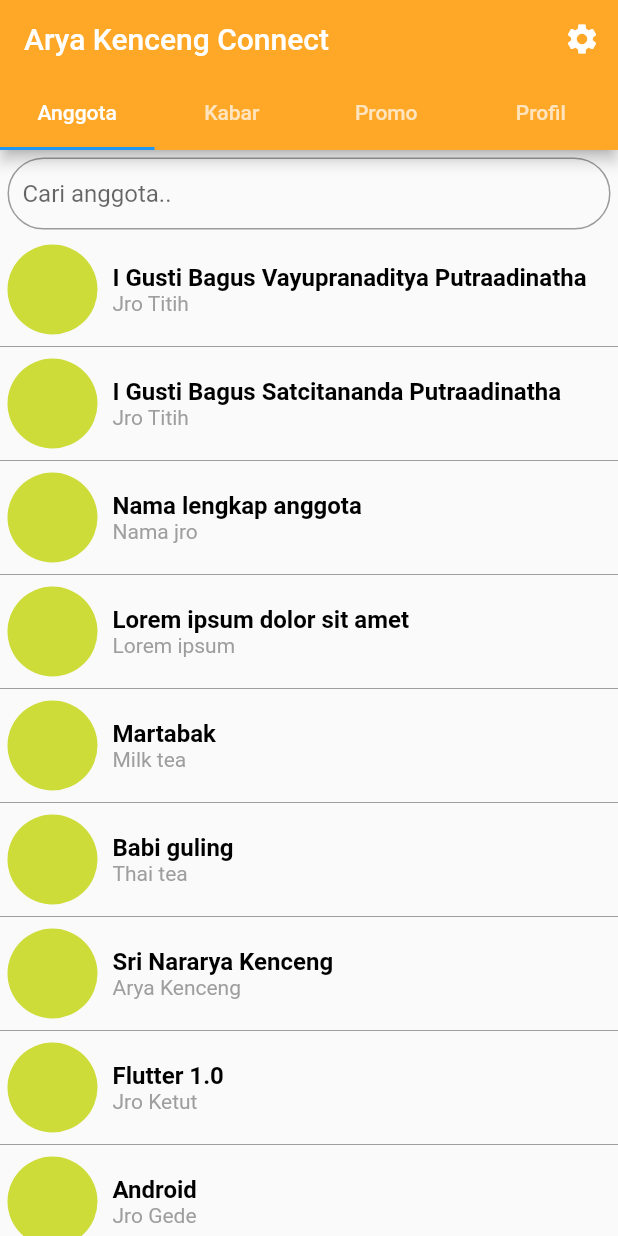
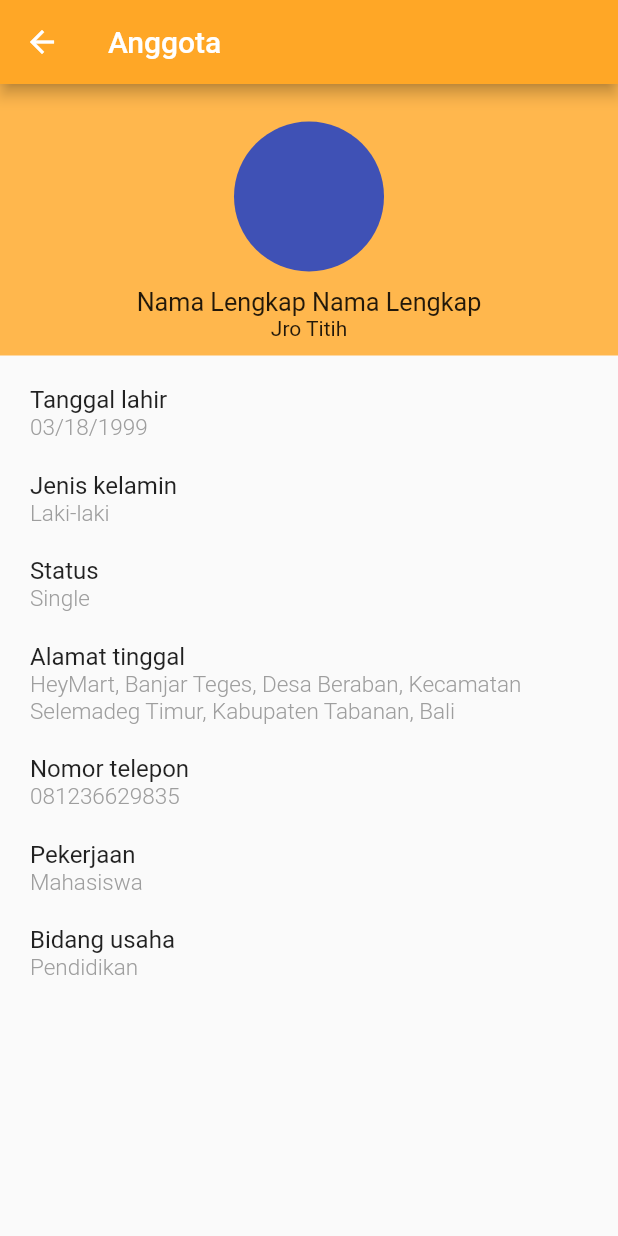
Before and after one commit to vayupranaditya/arya-kenceng-member, a Flutter app: the screen it shows after launch, after a tap on "I Gusti Bagus Vayupranaditya Putraadinat", on a phone screen of 412 x 824 dp. Run offline on Flutter 3.47's test engine with Material 2 defaults, Android fonts, the phone set to English and light mode, and no system bars; drawn by our look-alikes of auto_size_text; network calls fail.

Commit message:
member detail done

```diff
--- a/lib/layout/homeMember.dart
+++ b/lib/layout/homeMember.dart
@@ -1,5 +1,5 @@
 import 'package:flutter/material.dart';
-
+import 'memberDetail.dart';
 
 class MemberFragment {
   static List <List <String>> name = [
@@ -14,6 +14,13 @@ class MemberFragment {
     ["Android", "Jro Gede"],
     ["Google", "Apple"]
   ];
+
+  static gotoDetail(BuildContext context, String url, int index) {
+    Navigator.push(
+      context,
+      MaterialPageRoute(builder: (context) => MemberDetail(url:url + " " + index.toString()))
+    );
+  }
 
   static Widget buildMemberListTile(BuildContext context, int index) {
     return GestureDetector(
@@ -66,9 +73,7 @@ class MemberFragment {
           ),
         ],
       ),
-      onTap: (){
-        print(name[index][0] + " clicked");
-      },
+      onTap: () => gotoDetail(context, name[index][1], index)
     );
   }
 
--- /dev/null
+++ b/lib/layout/memberDetail.dart
@@ -0,0 +1,174 @@
+import 'package:flutter/material.dart';
+
+class MemberDetail extends StatelessWidget {
+  final String url;
+
+  MemberDetail({Key key, @required this.url}) : super(key: key);
+
+  static Widget buildProfileSummary() {
+    return Container(
+      width: double.infinity,
+      decoration: BoxDecoration(
+        color: Colors.orange[300],
+      ),
+      padding: EdgeInsets.only(top: 25.0, bottom: 10.0),
+      alignment: Alignment(0.0,0.0),
+      child: Column(
+        children: <Widget>[
+          Container(
+            child: CircleAvatar(
+              backgroundColor: Colors.indigo,
+              minRadius: 50.0,
+            ),
+          ),
+          Container(
+            padding: EdgeInsets.only(top:10.0),
+            child: Row(
+              mainAxisAlignment: MainAxisAlignment.center,
+              children: <Widget>[
+                Text("Nama Lengkap Nama Lengkap",
+                  textScaleFactor: 1.2,
+                  maxLines: 1,
+                ),
+              ],
+            )
+          ),
+          Container(
+            child: Row(
+              mainAxisAlignment: MainAxisAlignment.center,
+              children: <Widget>[
+                Text("Jro Titih",
+                  maxLines: 1,
+                ),
+              ],
+            ),
+          )
+        ],
+      ),
+    );
+  }
+
+  static Widget buildValue({@required String value, bool isMultiline = false}) {
+    if (isMultiline) {
+      return Expanded(
+        child: Text(value,
+          style: TextStyle(
+            fontWeight: FontWeight.w300,
+            fontSize: 15.0,
+            color: Colors.grey
+          ),
+        ),
+      );
+    } else {
+      return Container(
+        child: Text(value,
+          style: TextStyle(
+            fontWeight: FontWeight.w300,
+            fontSize: 15.0,
+            color: Colors.grey
+          ),
+        ),
+      );
+    }
+  }
+
+  static Widget buildField({@required String name, String type, String url, @required String value, bool isMultiline = false}) {
+    return Container(
+      width: double.infinity,
+      padding: EdgeInsets.symmetric(vertical: 10.0),
+      child: Column(
+        crossAxisAlignment: CrossAxisAlignment.start,
+        children: <Widget>[
+          Text(name,
+            style: TextStyle(
+              fontSize: 16.0,
+            ),
+          ),
+          Row(
+            mainAxisSize: MainAxisSize.max,
+            children: <Widget>[
+              buildValue(
+                value: value,
+                isMultiline: isMultiline
+              )
+            ],
+          )
+        ],
+      ),
+    );
+  }
+
+  static Widget buildProfileDetail() {
+    return Container(
+      width: double.infinity,
+      child: Column(
+        crossAxisAlignment: CrossAxisAlignment.start,
+        children: <Widget>[
+          Container(
+            padding: EdgeInsets.symmetric(vertical: 10.0, horizontal: 20.0),
+            child: Column(
+              crossAxisAlignment: CrossAxisAlignment.start,
+              children: <Widget>[
+                buildField(
+                  name: "Tanggal lahir",
+                  value: "03/18/1999"
+                ),
+                buildField(
+                  name: "Jenis kelamin",
+                  value: "Laki-laki"
+                ),
+                buildField(
+                  name: "Status",
+                  value: "Single"
+                ),
+                buildField(
+                  name: "Alamat tinggal",
+                  value: "HeyMart, Banjar Teges, Desa Beraban, Kecamatan Selemadeg Timur, Kabupaten Tabanan, Bali",
+                  isMultiline: true,
+                ),
+                buildField(
+                  name: "Nomor telepon",
+                  value: "081236629835"
+                ),
+                buildField(
+                  name: "Pekerjaan",
+                  value: "Mahasiswa"
+                ),
+                buildField(
+                  name: "Bidang usaha",
+                  value: "Pendidikan"
+                )
+              ],
+            ),
+          )
+        ],
+      ),
+    );
+  }
+
+  static Widget buildProfileBody() {
+    return Column(
+      children: <Widget>[
+        Expanded(
+          child: ListView(
+            children: <Widget>[
+              buildProfileSummary(),
+              buildProfileDetail(),
+            ],
+          ),
+        )
+      ],
+    );
+  }
+
+  @override
+  Widget build(BuildContext context) {
+    return Scaffold(
+      appBar: AppBar(
+        title: Text("Anggota"),
+        backgroundColor: Colors.orange[400],
+      ),
+      body: buildProfileBody()
+    );
+  }
+}
```
